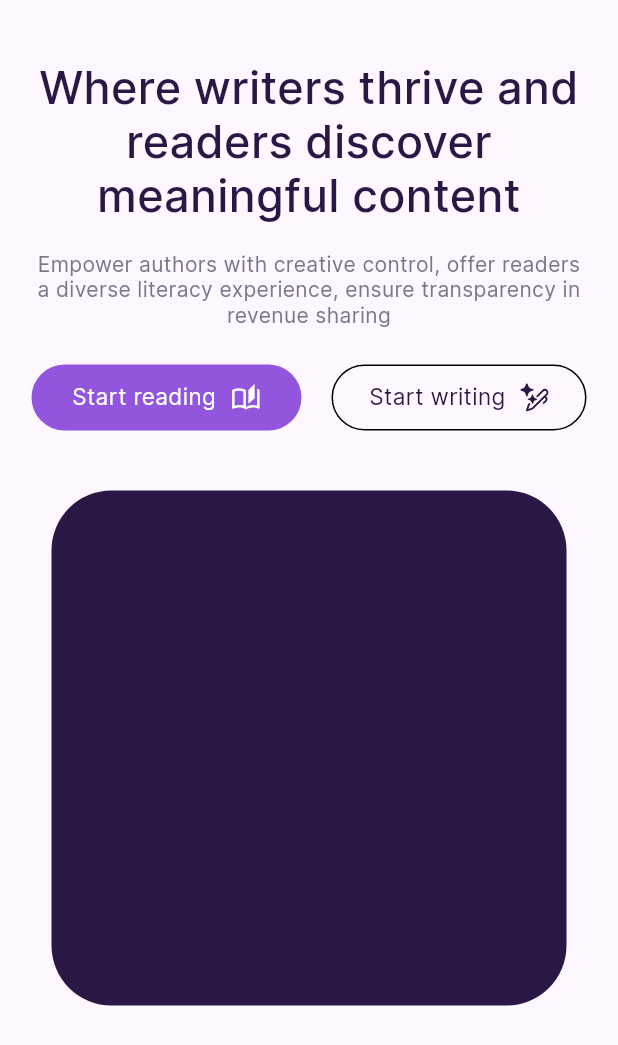
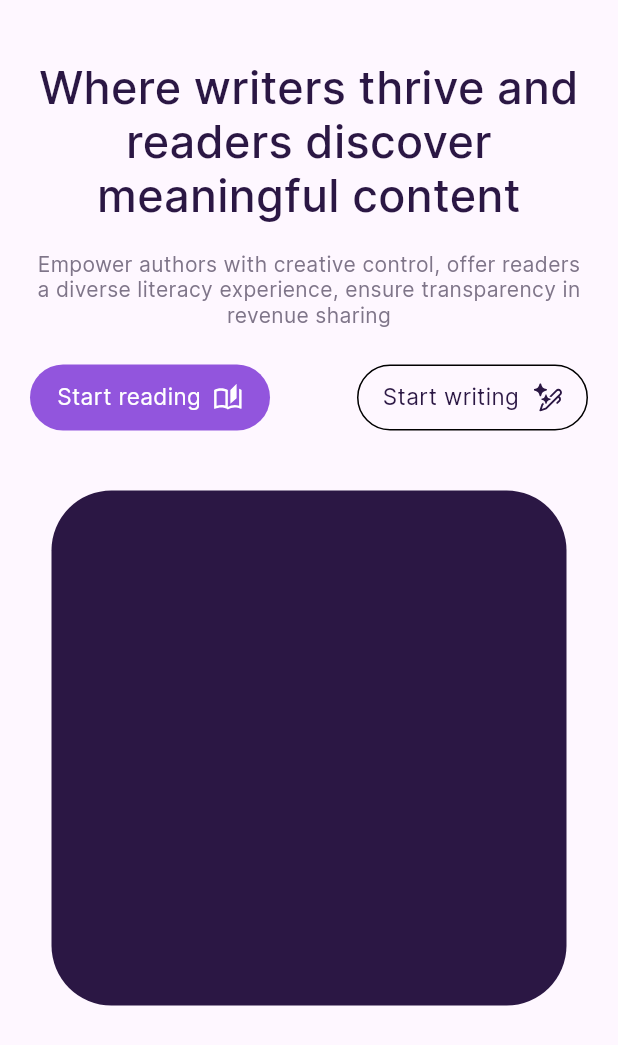
Before and after one commit to LitPad/litpad-frontend, a Flutter app: the HeroSection widget shown alone on an empty page, opened directly, on a phone screen of 412 x 824 dp. Shown: the top 1045 px of the screen. Run offline on Flutter 3.47's test engine with Material 3 defaults, Android fonts, the phone set to English and light mode, and no system bars; our stand-ins replace flutter_svg, go_router, responsive_builder, url_strategy.

Commit message:
Update hero section layout

```diff
--- a/lib/ui/screens/home/containers/hero_section.dart
+++ b/lib/ui/screens/home/containers/hero_section.dart
@@ -38,7 +38,7 @@ class HeroSection extends StatelessWidget {
           ),
           const YBox(24),
           Row(
-            mainAxisAlignment: MainAxisAlignment.center,
+            mainAxisAlignment: MainAxisAlignment.spaceBetween,
             children: [
               CustomBtn.withChild(
                 height: 44,
@@ -53,13 +53,13 @@ class HeroSection extends StatelessWidget {
                         color: AppColors.white,
                       ),
                     ),
-                    const XBox(10),
+                    const XBox(8),
                     svgHelper(
                       AppSvgs.bookOpen,
                     )
                   ],
                 ),
-                width: 180,
+                width: 160,
               ),
               const XBox(20),
               CustomBtn.outlineWithChild(
@@ -79,7 +79,7 @@ class HeroSection extends StatelessWidget {
                     )
                   ],
                 ),
-                width: 170,
+                width: 154,
               )
             ],
           ),
```
